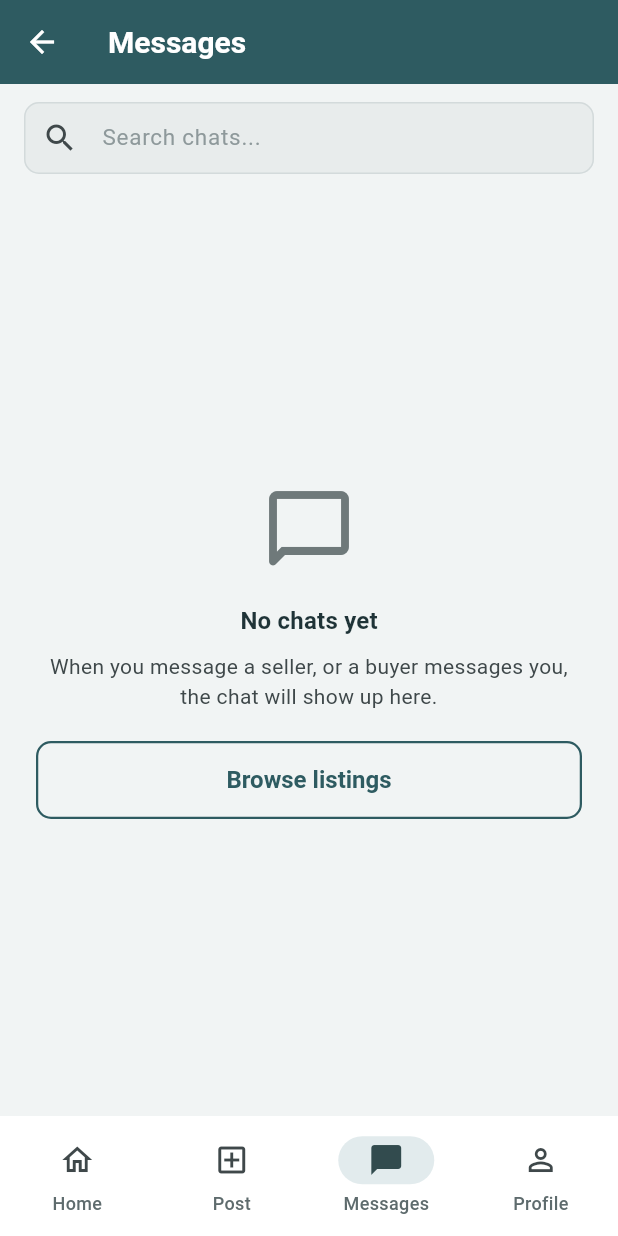
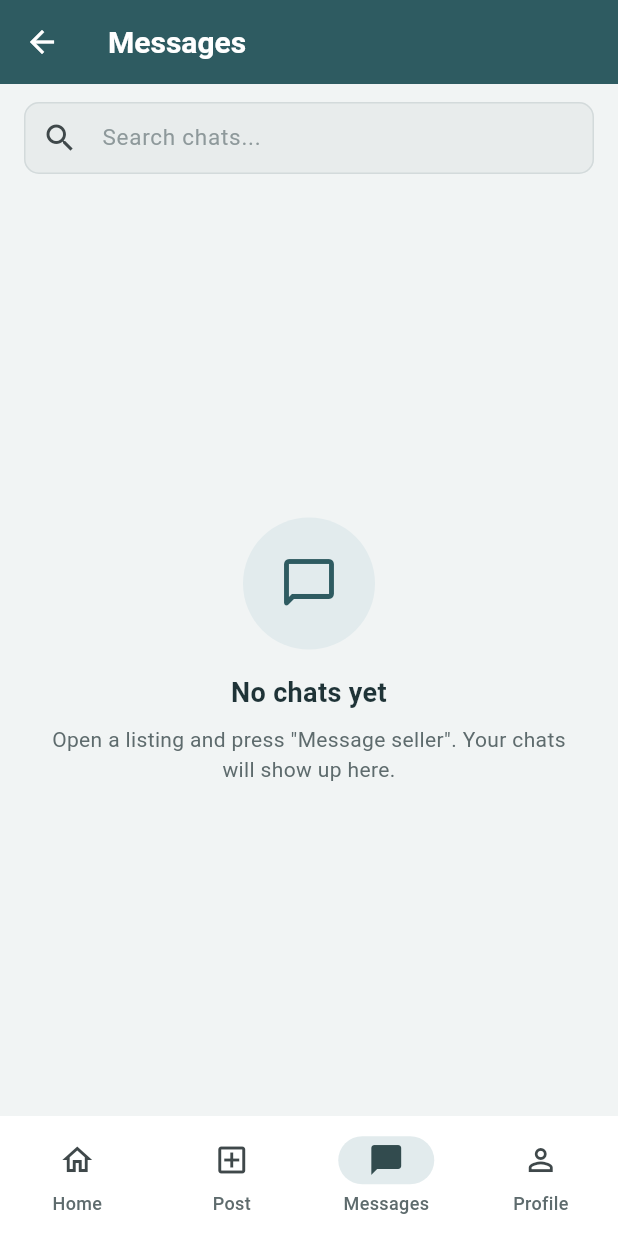
Before and after one commit to Abdulwahed25/SWE-463_project, a Flutter app: the MainShell screen opened by its route, item 3 of the bottom bar chosen, on a phone screen of 412 x 824 dp. Run offline on Flutter 3.47's test engine with Material 3 defaults, Android fonts, the phone set to English and light mode, and no system bars; our stand-ins replace shared_preferences; accounts and stored records are empty.

Commit message:
Show the user's chats with unread badges on Messages

```diff
--- a/lib/screens/main_shell.dart
+++ b/lib/screens/main_shell.dart
@@ -3,6 +3,7 @@ import 'package:provider/provider.dart';
 
 import '../app_routes.dart';
 import '../providers/auth_provider.dart';
+import '../providers/chat_provider.dart';
 import '../utils/auth_dialog.dart';
 import 'home_screen.dart';
 import 'messages_screen.dart';
@@ -44,16 +45,31 @@ class _MainShellState extends State<MainShell> {
 
   @override
   Widget build(BuildContext context) {
+    final unread = context.watch<ChatProvider>().unreadTotal;
+
     return Scaffold(
       body: IndexedStack(index: _tab, children: _pages),
       bottomNavigationBar: NavigationBar(
         selectedIndex: _barIndex,
         onDestinationSelected: _onTap,
-        destinations: const [
-          NavigationDestination(icon: Icon(Icons.home_outlined), selectedIcon: Icon(Icons.home), label: 'Home'),
-          NavigationDestination(icon: Icon(Icons.add_box_outlined), label: 'Post'),
-          NavigationDestination(icon: Icon(Icons.chat_bubble_outline), selectedIcon: Icon(Icons.chat_bubble), label: 'Messages'),
-          NavigationDestination(icon: Icon(Icons.person_outline), selectedIcon: Icon(Icons.person), label: 'Profile'),
+        destinations: [
+          const NavigationDestination(icon: Icon(Icons.home_outlined), selectedIcon: Icon(Icons.home), label: 'Home'),
+          const NavigationDestination(icon: Icon(Icons.add_box_outlined), label: 'Post'),
+          NavigationDestination(
+            // Red badge with the number of unread messages.
+            icon: Badge(
+              isLabelVisible: unread > 0,
+              label: Text('$unread'),
+              child: const Icon(Icons.chat_bubble_outline),
+            ),
+            selectedIcon: Badge(
+              isLabelVisible: unread > 0,
+              label: Text('$unread'),
+              child: const Icon(Icons.chat_bubble),
+            ),
+            label: 'Messages',
+          ),
+          const NavigationDestination(icon: Icon(Icons.person_outline), selectedIcon: Icon(Icons.person), label: 'Profile'),
         ],
       ),
     );
--- a/lib/screens/messages_screen.dart
+++ b/lib/screens/messages_screen.dart
@@ -2,10 +2,13 @@ import 'package:flutter/material.dart';
 import 'package:provider/provider.dart';
 
 import '../app_routes.dart';
+import '../models/chat.dart';
 import '../providers/chat_provider.dart';
 import '../providers/listings_provider.dart';
 import '../widgets/chat_item_tile.dart';
+import '../widgets/empty_state.dart';
 
+/// Messages tab: the signed-in user's chats, with search.
 class MessagesScreen extends StatefulWidget {
   const MessagesScreen({super.key});
 
@@ -16,7 +19,6 @@ class MessagesScreen extends StatefulWidget {
 class _MessagesScreenState extends State<MessagesScreen> {
   final TextEditingController _searchController = TextEditingController();
   String _searchQuery = '';
-  static const String _currentUserId = 'my_user_id';
 
   @override
   void dispose() {
@@ -29,22 +31,33 @@ class _MessagesScreenState extends State<MessagesScreen> {
     final theme = Theme.of(context);
     final chatProvider = context.watch<ChatProvider>();
     final listingsProvider = context.watch<ListingsProvider>();
+    final myId = chatProvider.currentUserId;
 
+    // Guest: no chats to show.
+    if (myId == null) {
+      return Scaffold(
+        appBar: AppBar(title: const Text('Messages')),
+        body: EmptyState(
+          icon: Icons.lock_outline,
+          title: 'Log in to see your messages',
+          message: 'You need an account to chat with sellers and buyers.',
+          buttonText: 'Log in',
+          onPressed: () => Navigator.pushNamed(context, AppRoutes.login),
+        ),
+      );
+    }
+
+    final query = _searchQuery.trim().toLowerCase();
     final filteredChats = chatProvider.chats.where((chat) {
-      final listing = listingsProvider.byId(chat.listingId);
-      final sellerName = listing?.sellerName ?? 'Ali (KFUPM Student)';
-      final itemTitle = listing?.title ?? 'Calculus Book';
-      final query = _searchQuery.toLowerCase();
-
+      if (query.isEmpty) return true;
+      final itemTitle = listingsProvider.byId(chat.listingId)?.title ?? '';
       return chat.lastMessage.toLowerCase().contains(query) ||
-          sellerName.toLowerCase().contains(query) ||
+          chat.peerName(myId).toLowerCase().contains(query) ||
           itemTitle.toLowerCase().contains(query);
     }).toList();
 
     return Scaffold(
-      appBar: AppBar(
-        title: const Text('Messages'),
-      ),
+      appBar: AppBar(title: const Text('Messages')),
       body: Column(
         children: [
           Padding(
@@ -75,7 +88,10 @@ class _MessagesScreenState extends State<MessagesScreen> {
             ),
           ),
           Expanded(
-            child: _buildBody(context, chatProvider, listingsProvider, filteredChats),
+            child: RefreshIndicator(
+              onRefresh: chatProvider.loadChats,
+              child: _buildBody(context, chatProvider, listingsProvider, filteredChats, myId),
+            ),
           ),
         ],
       ),
@@ -86,94 +102,52 @@ class _MessagesScreenState extends State<MessagesScreen> {
     BuildContext context,
     ChatProvider chatProvider,
     ListingsProvider listingsProvider,
-    List filteredChats,
+    List<Chat> filteredChats,
+    String myId,
   ) {
-    final theme = Theme.of(context);
-
     if (chatProvider.isLoading) {
       return const Center(child: CircularProgressIndicator());
     }
 
     if (chatProvider.errorMessage != null) {
-      return Center(
-        child: Padding(
-          padding: const EdgeInsets.all(24),
-          child: Column(
-            mainAxisSize: MainAxisSize.min,
-            children: [
-              Icon(Icons.error_outline, size: 48, color: theme.colorScheme.error),
-              const SizedBox(height: 12),
-              Text(
-                'Could not load messages',
-                style: theme.textTheme.titleMedium,
-              ),
-              const SizedBox(height: 8),
-              FilledButton(
-                onPressed: () => chatProvider.loadChats(userId: _currentUserId),
-                child: const Text('Try again'),
-              ),
-            ],
-          ),
-        ),
+      return EmptyState(
+        icon: Icons.error_outline,
+        title: 'Could not load messages',
+        message: chatProvider.errorMessage!,
+        buttonText: 'Try again',
+        onPressed: chatProvider.loadChats,
       );
     }
 
     if (filteredChats.isEmpty) {
-      return Center(
-        child: Padding(
-          padding: const EdgeInsets.all(24),
-          child: Column(
-            mainAxisSize: MainAxisSize.min,
-            children: [
-              Icon(
-                Icons.chat_bubble_outline_rounded,
-                size: 64,
-                color: theme.colorScheme.outline,
-              ),
-              const SizedBox(height: 16),
-              Text(
-                _searchQuery.isEmpty ? 'No chats yet' : 'No matching chats',
-                style: theme.textTheme.titleMedium?.copyWith(
-                  fontWeight: FontWeight.bold,
-                ),
-              ),
-              const SizedBox(height: 8),
-              Text(
-                _searchQuery.isEmpty
-                    ? 'When you message a seller, or a buyer messages you, the chat will show up here.'
-                    : 'Try searching with a different keyword.',
-                textAlign: TextAlign.center,
-                style: TextStyle(color: theme.colorScheme.onSurfaceVariant),
-              ),
-              if (_searchQuery.isEmpty) ...[
-                const SizedBox(height: 20),
-                OutlinedButton(
-                  onPressed: () {
-                    Navigator.pushReplacementNamed(context, AppRoutes.home);
-                  },
-                  child: const Text('Browse listings'),
-                ),
-              ],
-            ],
-          ),
-        ),
-      );
+      return _searchQuery.isEmpty
+          ? const EmptyState(
+              icon: Icons.chat_bubble_outline_rounded,
+              title: 'No chats yet',
+              message: 'Open a listing and press "Message seller". Your chats will show up here.',
+            )
+          : const EmptyState(
+              icon: Icons.search_off,
+              title: 'No matching chats',
+              message: 'Try searching with a different keyword.',
+            );
     }
 
     return ListView.separated(
+      physics: const AlwaysScrollableScrollPhysics(), // so pull-to-refresh works
       itemCount: filteredChats.length,
-      separatorBuilder: (_, __) => const Divider(height: 1, indent: 72),
+      separatorBuilder: (context, index) => const Divider(height: 1, indent: 72),
       itemBuilder: (context, index) {
         final chat = filteredChats[index];
         final listing = listingsProvider.byId(chat.listingId);
-        final peerName = listing?.sellerName ?? 'Ali (KFUPM Student)';
-        final itemTitle = listing?.title ?? 'Calculus Book';
-        final itemPrice = listing?.price ?? 150.0;
+        final peerName = chat.peerName(myId);
+        final itemTitle = listing?.title ?? 'Deleted listing';
+        final itemPrice = listing?.price ?? 0;
 
         return ChatItemTile(
           chat: chat,
           peerName: '$peerName • $itemTitle',
-          currentUserId: _currentUserId,
+          currentUserId: myId,
           onTap: () {
             Navigator.pushNamed(
               context,
```
